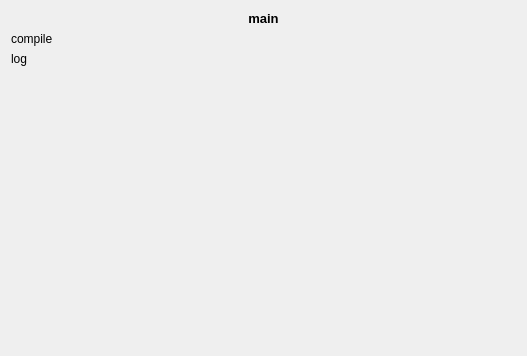
Before: the Qt Designer form src/demo_window/version.ui in JeroenDStout/exp-qt-1, drawn with Qt 5.
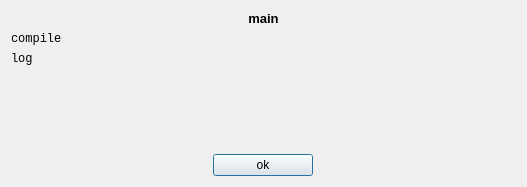
After: the same form once the commit is applied.

Commit message: Show version; improve version window

The edit to the form file:
```diff
--- a/src/demo_window/version.ui
+++ b/src/demo_window/version.ui
@@ -7,7 +7,7 @@
     <x>0</x>
     <y>0</y>
     <width>527</width>
-    <height>356</height>
+    <height>187</height>
    </rect>
   </property>
   <property name="windowTitle">
@@ -15,8 +15,6 @@
   </property>
   <layout class="QVBoxLayout" name="verticalLayout_2">
    <item>
-    <layout class="QVBoxLayout" name="layout">
-     <item>
       <widget class="QLabel" name="version_main">
        <property name="font">
         <font>
@@ -35,13 +33,23 @@
      </item>
      <item>
       <widget class="QLabel" name="version_compile">
+     <property name="font">
+      <font>
+       <family>Courier New</family>
+      </font>
+     </property>
        <property name="text">
         <string>compile</string>
        </property>
       </widget>
      </item>
      <item>
-      <widget class="QLabel" name="version_log">
+    <widget class="QLabel" name="version_git">
+     <property name="font">
+      <font>
+       <family>Courier New</family>
+      </font>
+     </property>
        <property name="text">
         <string>log</string>
        </property>
@@ -60,6 +68,21 @@
        </property>
       </spacer>
      </item>
+   <item>
+    <layout class="QHBoxLayout" name="horizontalLayout">
+     <item>
+      <widget class="QPushButton" name="ok">
+       <property name="maximumSize">
+        <size>
+         <width>100</width>
+         <height>16777215</height>
+        </size>
+       </property>
+       <property name="text">
+        <string>ok</string>
+       </property>
+      </widget>
+     </item>
     </layout>
    </item>
   </layout>
```
Left out of the diff: 19 changed lines with no effect on the pictures. Lines whose indentation alone changed are shown as unchanged. The commit also changes 1 other file.
